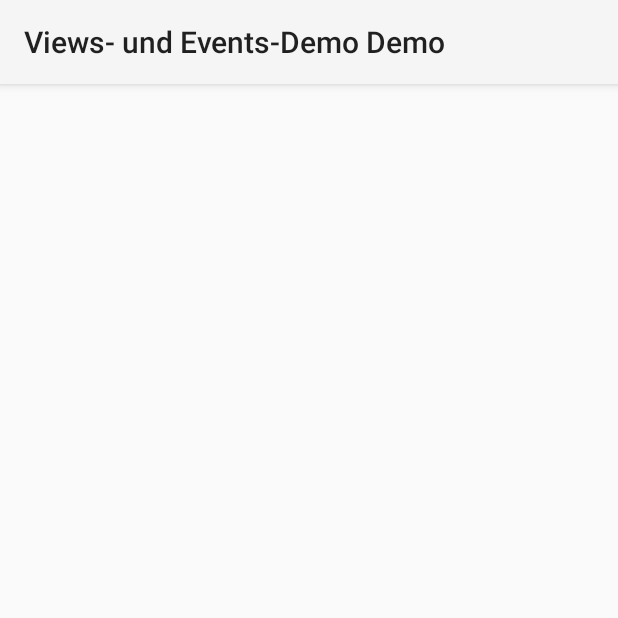
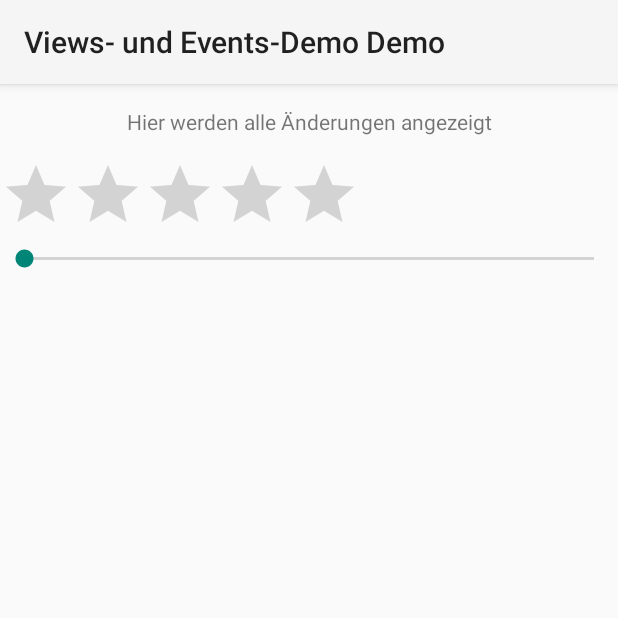
Before and after one commit to orceN2k/MOBPRO, an Android app: the ViewsDemoActivity screen opened directly, with no data from a screen before it, on a phone screen of 412 x 824 dp, the top half of it. Run offline under Robolectric (Android 15) with nearby library versions, the phone set to English and light mode, and no system bars.

Commit message:
add exercise four

```diff
--- a/Aufgabe2/app/src/main/java/mobpro/aufgabe2/ViewsDemoActivity.java
+++ b/Aufgabe2/app/src/main/java/mobpro/aufgabe2/ViewsDemoActivity.java
@@ -1,10 +1,53 @@
 package mobpro.aufgabe2;
 
 import android.app.Activity;
+import android.os.Bundle;
+import android.widget.RatingBar;
+import android.widget.SeekBar;
+import android.widget.TextView;
 
 /**
  * Created by orceN on 14.03.2015.
  */
 public class ViewsDemoActivity  extends Activity{
 
+    private TextView topLabel;
+    private RatingBar ratingBar;
+    private SeekBar seekBar;
+
+
+    @Override
+    protected void onCreate(Bundle savedInstanceState) {
+        super.onCreate(savedInstanceState);
+        setContentView(R.layout.activity_views_demo);
+
+        topLabel = (TextView)findViewById(R.id.viewdemo_fluentlabel);
+
+        ratingBar = (RatingBar)findViewById(R.id.ratingBar);
+        ratingBar.setOnRatingBarChangeListener( new RatingBar.OnRatingBarChangeListener() {
+            @Override
+            public void onRatingChanged(RatingBar ratingBar, float rating, boolean fromUser) {
+                topLabel.setText("Das aktuelle Rating ist: " + rating);
+            }
+        });
+
+        seekBar = (SeekBar) findViewById(R.id.seekBar);
+        seekBar.setOnSeekBarChangeListener(new SeekBar.OnSeekBarChangeListener() {
+            @Override
+            public void onProgressChanged(SeekBar seekBar, int progress, boolean fromUser) {
+                topLabel.setText("Der Progress liegt bei: " + progress);
+            }
+
+            @Override
+            public void onStartTrackingTouch(SeekBar seekBar) {
+
+            }
+
+            @Override
+            public void onStopTrackingTouch(SeekBar seekBar) {
+
+            }
+        });
+
+    }
 }
--- a/Aufgabe2/app/src/main/res/layout/activity_views_demo.xml
+++ b/Aufgabe2/app/src/main/res/layout/activity_views_demo.xml
@@ -3,4 +3,22 @@
     android:orientation="vertical" android:layout_width="match_parent"
     android:layout_height="match_parent">
 
+    <TextView
+        android:layout_width="match_parent"
+        android:layout_height="50sp"
+        android:text="@string/viewdemo_fluenttext"
+        android:gravity="center"
+        android:id="@+id/viewdemo_fluentlabel"/>
+
+    <RatingBar
+        android:layout_width="wrap_content"
+        android:layout_height="wrap_content"
+        android:id="@+id/ratingBar"
+        android:onClick="onChangeRating"/>
+
+    <SeekBar
+        android:layout_width="match_parent"
+        android:layout_height="wrap_content"
+        android:id="@+id/seekBar"
+        android:layout_gravity="center_horizontal" />
 </LinearLayout>
--- a/Aufgabe2/app/src/main/res/values/strings.xml
+++ b/Aufgabe2/app/src/main/res/values/strings.xml
@@ -13,5 +13,6 @@
     <string name="views_demo">Views- und Events-Demo Demo</string>
     <string name="views_title">3. Views und Events</string>
     <string name="show_me">Zeigs mir!</string>
+    <string name="viewdemo_fluenttext">Hier werden alle Änderungen angezeigt</string>
 
 </resources>
```
